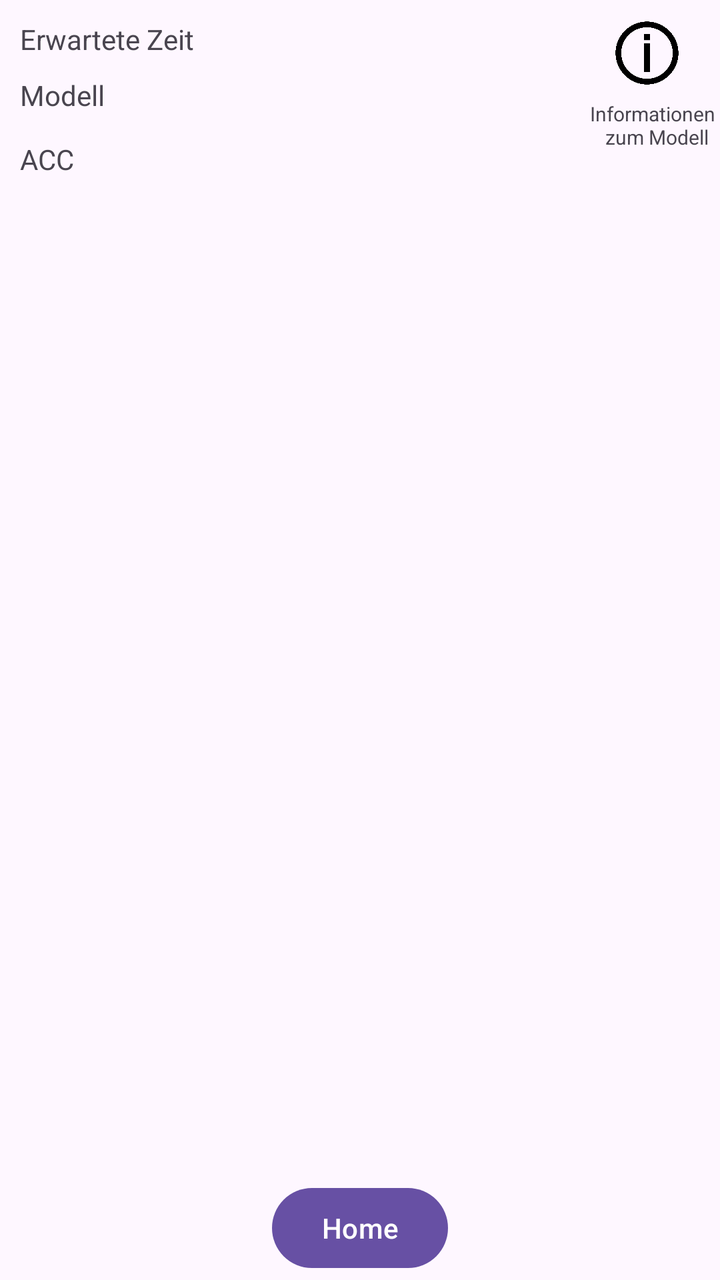
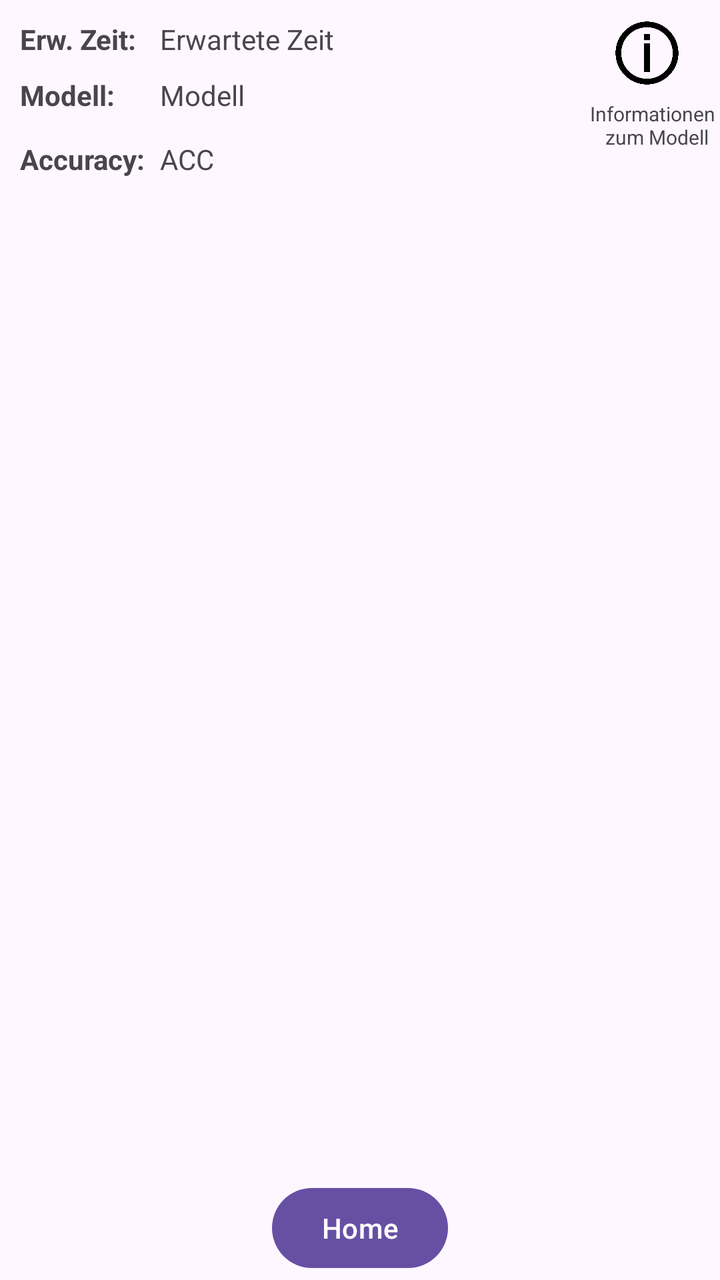

The first picture is an Android layout as it rendered before a commit; the second is the same layout after the commit. The layout source and the unified diff follow.
<!-- AndroidManifest.xml: application theme Theme.TrafficSceneAnalyser -->
<!-- res/layout/activity_analysis_info.xml -->
<?xml version="1.0" encoding="utf-8"?>
<androidx.constraintlayout.widget.ConstraintLayout
    xmlns:android="http://schemas.android.com/apk/res/android"
    xmlns:app="http://schemas.android.com/apk/res-auto"
    xmlns:tools="http://schemas.android.com/tools"
    android:id="@+id/main"
    android:layout_width="match_parent"
    android:layout_height="match_parent"
    tools:context=".AnalysisInfoActivity">

  <LinearLayout
      android:id="@+id/linearLayout"
      android:layout_width="match_parent"
      android:layout_height="match_parent"
      android:layout_marginBottom="50dp"
      android:orientation="vertical"
      app:layout_constraintBottom_toBottomOf="parent"
      app:layout_constraintEnd_toEndOf="parent"
      app:layout_constraintStart_toStartOf="parent"
      app:layout_constraintTop_toTopOf="parent">

    <RelativeLayout
        android:id="@+id/cslayout"
        android:layout_width="match_parent"
        android:layout_height="100dp">

        <TextView
            android:id="@+id/viewErwarteteZeit"
            android:layout_width="wrap_content"
            android:layout_height="wrap_content"
            android:layout_alignParentStart="true"
            android:layout_marginStart="10dp"
            android:layout_marginTop="10dp"
            android:text="Erwartete Zeit" />

        <TextView
            android:id="@+id/viewModell"
            android:layout_width="wrap_content"
            android:layout_height="wrap_content"
            android:layout_alignParentStart="true"
            android:layout_marginStart="10dp"
            android:layout_marginTop="38dp"
            android:text="Modell" />

        <TextView
            android:id="@+id/viewAccuracy"
            android:layout_width="wrap_content"
            android:layout_height="wrap_content"
            android:layout_alignParentStart="true"
            android:layout_marginStart="10dp"
            android:layout_marginTop="70dp"
            android:text="ACC" />

        <ImageButton
            android:id="@+id/btnInfo"
            android:layout_width="73dp"
            android:layout_height="53dp"
            android:layout_alignParentEnd="true"
            android:layout_marginEnd="0dp"
            android:backgroundTint="#00FFFFFF"
            android:scaleType="fitCenter"
            android:src="@drawable/infobutton" />

        <TextView
            android:layout_width="wrap_content"
            android:layout_height="wrap_content"
            android:layout_alignParentEnd="true"
            android:layout_marginTop="50dp"
            android:text="Informationen \n zum Modell"
            android:textAlignment="center"
            android:textSize="10sp" />

        <com.airbnb.lottie.LottieAnimationView
            android:id="@+id/animation"
            app:lottie_autoPlay="false"
            app:lottie_loop="true"
            android:layout_width="100dp"
            android:layout_height="100dp"
            android:visibility="gone"
            android:layout_centerInParent="true"
            app:lottie_rawRes="@raw/animation"/>

        <com.airbnb.lottie.LottieAnimationView
            android:id="@+id/animationdone"
            app:lottie_autoPlay="false"
            app:lottie_loop="false"
            android:layout_width="100dp"
            android:layout_height="100dp"
            android:visibility="gone"
            android:layout_centerInParent="true"
            app:lottie_rawRes="@raw/animation_abgeschlossen"/>
      
    </RelativeLayout>

    <androidx.recyclerview.widget.RecyclerView
        android:id="@+id/recyclerView"
        android:layout_width="match_parent"
        android:layout_height="match_parent" />

  </LinearLayout>

  <Button
      android:id="@+id/homeButton"
      android:layout_width="wrap_content"
      android:layout_height="wrap_content"
      android:text="Home"
      app:layout_constraintEnd_toEndOf="parent"
      app:layout_constraintStart_toStartOf="parent"
      app:layout_constraintTop_toBottomOf="@+id/linearLayout" />

</androidx.constraintlayout.widget.ConstraintLayout>
<!-- resources referenced by this layout -->
<resources>
  <!-- drawable infobutton: png bitmap (drawable, 34056 bytes) -->
  <style name="Theme.TrafficSceneAnalyser" parent="Base.Theme.TrafficSceneAnalyser" />
  <style name="Base.Theme.TrafficSceneAnalyser" parent="Theme.Material3.DayNight.NoActionBar">
          
          
      </style>
</resources>

<!-- the commit's change to res/layout/activity_analysis_info.xml (unified diff, before → after) -->
@@ -25,11 +25,21 @@
         android:layout_height="100dp">
 
         <TextView
+            android:id="@+id/textView17"
+            android:layout_width="wrap_content"
+            android:layout_height="wrap_content"
+            android:layout_alignParentStart="true"
+            android:layout_marginStart="10dp"
+            android:layout_marginTop="10dp"
+            android:text="Erw. Zeit:"
+            android:textStyle="bold" />
+
+        <TextView
             android:id="@+id/viewErwarteteZeit"
             android:layout_width="wrap_content"
             android:layout_height="wrap_content"
             android:layout_alignParentStart="true"
-            android:layout_marginStart="10dp"
+            android:layout_marginStart="80dp"
             android:layout_marginTop="10dp"
             android:text="Erwartete Zeit" />
 
@@ -38,18 +48,47 @@
             android:layout_width="wrap_content"
             android:layout_height="wrap_content"
             android:layout_alignParentStart="true"
+            android:layout_marginStart="80dp"
+            android:layout_marginTop="38dp"
+            android:text="Modell" />
+
+        <TextView
+            android:id="@+id/textView18"
+            android:layout_width="wrap_content"
+            android:layout_height="wrap_content"
+            android:layout_alignParentStart="true"
             android:layout_marginStart="10dp"
             android:layout_marginTop="38dp"
-            android:text="Modell" />
+            android:text="Modell:"
+            android:textStyle="bold" />
 
         <TextView
             android:id="@+id/viewAccuracy"
             android:layout_width="wrap_content"
             android:layout_height="wrap_content"
             android:layout_alignParentStart="true"
+            android:layout_marginStart="80dp"
+            android:layout_marginTop="70dp"
+            android:text="ACC" />
+
+        <TextView
+            android:id="@+id/textView19"
+            android:layout_width="wrap_content"
+            android:layout_height="wrap_content"
+            android:layout_alignParentStart="true"
             android:layout_marginStart="10dp"
             android:layout_marginTop="70dp"
-            android:text="ACC" />
+            android:text="Accuracy:"
+            android:textStyle="bold" />
+
+        <TextView
+            android:layout_width="wrap_content"
+            android:layout_height="wrap_content"
+            android:layout_alignParentEnd="true"
+            android:layout_marginTop="50dp"
+            android:text="Informationen \n zum Modell"
+            android:textAlignment="center"
+            android:textSize="10sp" />
 
         <ImageButton
             android:id="@+id/btnInfo"
@@ -60,15 +99,6 @@
             android:backgroundTint="#00FFFFFF"
             android:scaleType="fitCenter"
             android:src="@drawable/infobutton" />
-
-        <TextView
-            android:layout_width="wrap_content"
-            android:layout_height="wrap_content"
-            android:layout_alignParentEnd="true"
-            android:layout_marginTop="50dp"
-            android:text="Informationen \n zum Modell"
-            android:textAlignment="center"
-            android:textSize="10sp" />
 
         <com.airbnb.lottie.LottieAnimationView
             android:id="@+id/animation"
@@ -89,7 +119,7 @@
             android:visibility="gone"
             android:layout_centerInParent="true"
             app:lottie_rawRes="@raw/animation_abgeschlossen"/>
-      
+
     </RelativeLayout>
 
     <androidx.recyclerview.widget.RecyclerView
